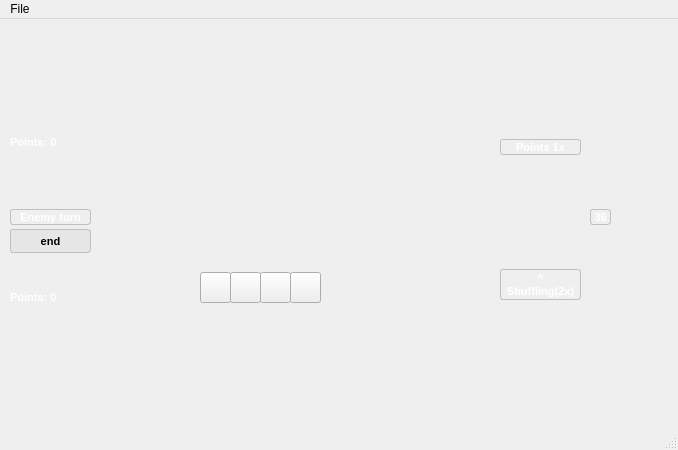
This is mainwindow.ui in Dandddyy/Bridge as Qt 5 draws it before an edit. The edited form follows.
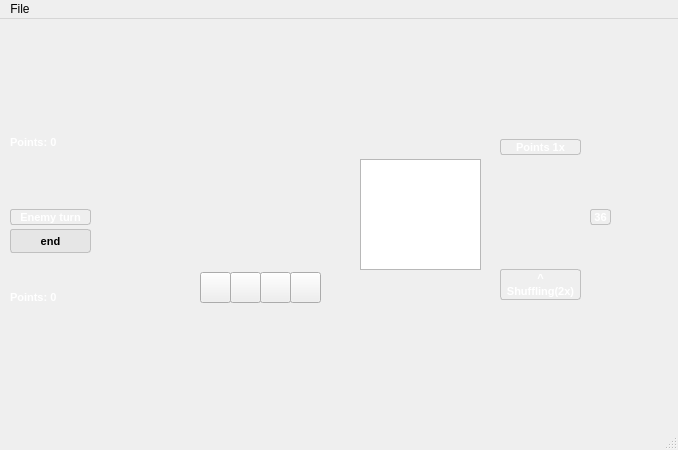
This is the edited form. Icons and pictures are not drawn.

Commit message: Add the ability to computer move

Diff of the .ui file:
```diff
--- a/mainwindow.ui
+++ b/mainwindow.ui
@@ -398,6 +398,16 @@
      <set>Qt::AlignCenter</set>
     </property>
    </widget>
+   <widget class="QListWidget" name="listWidget">
+    <property name="geometry">
+     <rect>
+      <x>360</x>
+      <y>140</y>
+      <width>121</width>
+      <height>111</height>
+     </rect>
+    </property>
+   </widget>
   </widget>
   <widget class="QMenuBar" name="menubar">
    <property name="geometry">
```
The commit also changes 2 other files.
